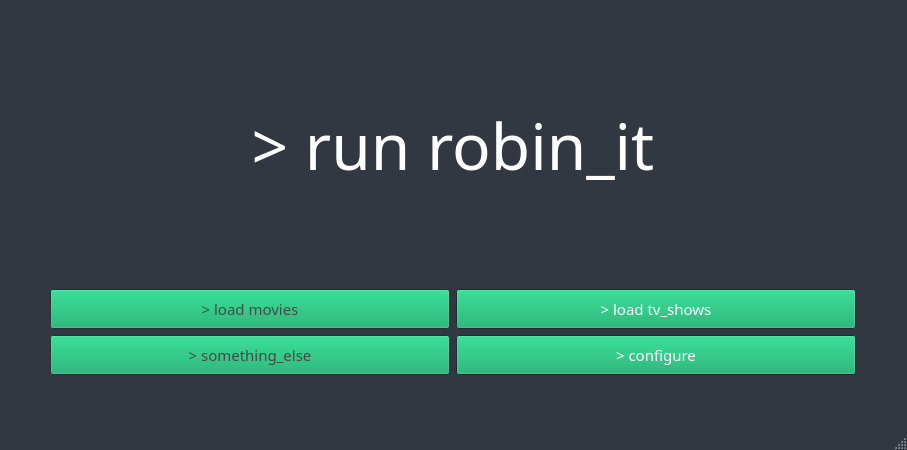
Qt form gui/resources/ui/mainwindow.ui (3ximus/robin-it) before a commit.
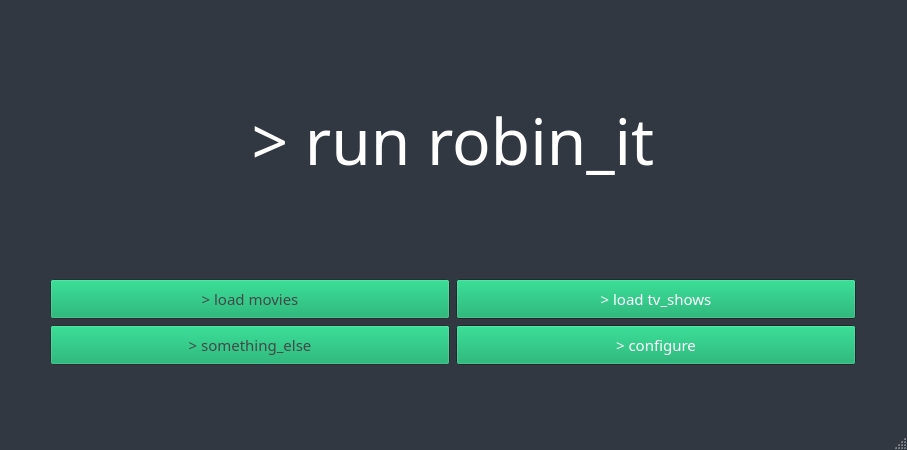
The same form after that commit. Icons and pictures are not drawn.

```diff
--- a/gui/resources/ui/mainwindow.ui
+++ b/gui/resources/ui/mainwindow.ui
@@ -511,7 +511,7 @@
       <property name="maximumSize">
        <size>
         <width>16777215</width>
-        <height>30</height>
+        <height>40</height>
        </size>
       </property>
       <property name="palette">
```
